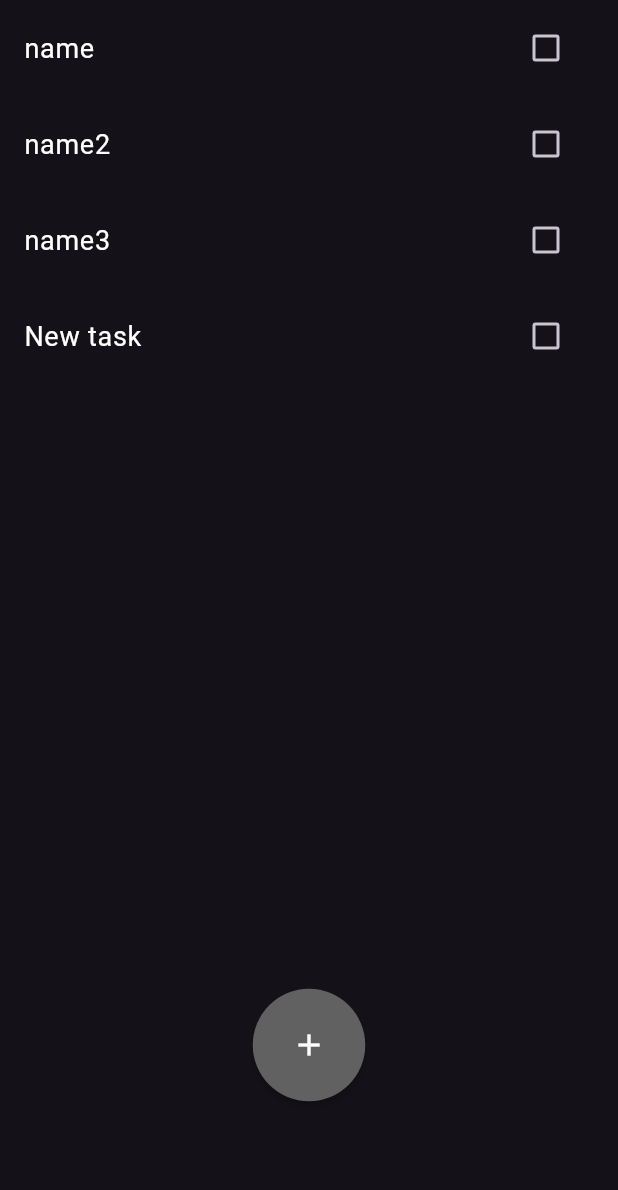
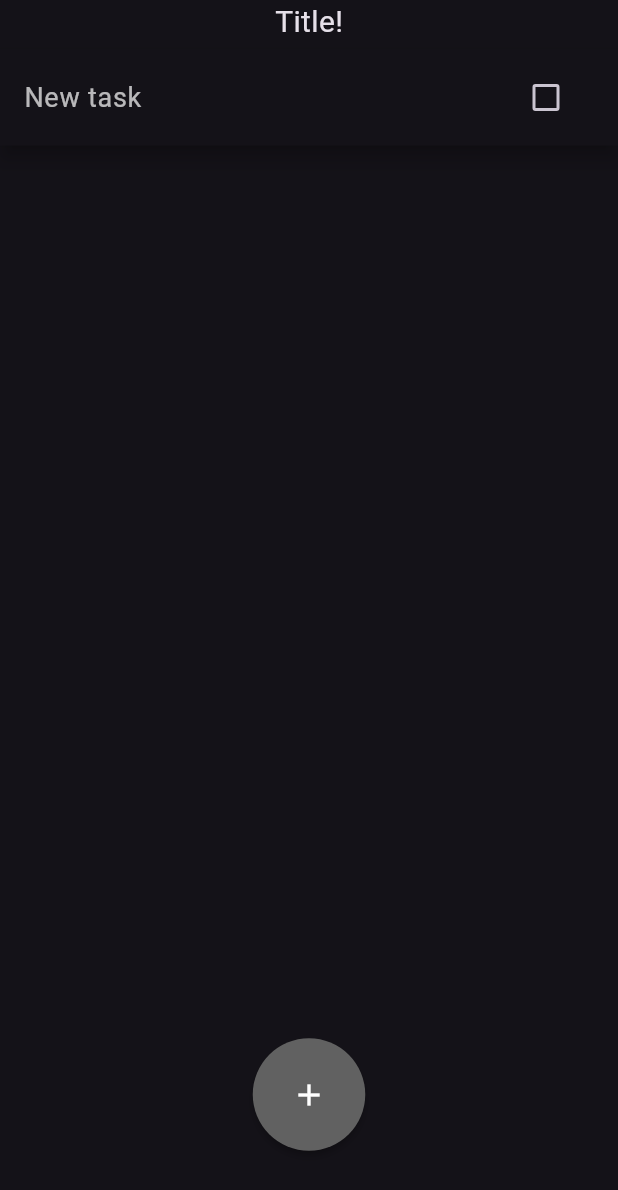
Before and after one commit to achivaq01/Task-Manager-Flutter, a Flutter app: the screen it shows after launch, after a tap on the "add" icon, on a phone screen of 412 x 824 dp. Shown: the top 1190 px of the screen. Run offline on Flutter 3.47's test engine with Material 3 defaults, Android fonts, the phone set to English and light mode, and no system bars; our stand-ins replace sidebarx; missing offline and left inert: window_manager.

Commit message:
tasks are now deletable on long press. Added header and progress bar

```diff
--- a/lib/classes/app_data.dart
+++ b/lib/classes/app_data.dart
@@ -8,11 +8,7 @@ enum Views {
 class AppData with ChangeNotifier {
   Views _currentView = Views.home;
   ThemeData _currentTheme = ThemeData.dark();
-  List<Task> tasks = [
-    Task(name: "name"),
-    Task(name: "name2"),
-    Task(name: "name3")
-  ];
+  List<Task> tasks = [];
 
 
   Views get views => _currentView;
@@ -32,6 +28,23 @@ class AppData with ChangeNotifier {
     notifyListeners();
   }
 
+  double taskCompletionProgress() {
+    int taskAmount = tasks.length;
+    int completedTasks = 0;
+    for (Task task in tasks) {
+      if (task.status) {
+        completedTasks++;
+      }
+    }
+    double completionProgress = completedTasks / taskAmount;
+    return completionProgress;
+  }
+
+  deleteTask(int taskIndex) {
+    tasks.removeAt(taskIndex);
+    notifyListeners();
+  }
+
   forceNotifyListeners() {
     notifyListeners();
   }
--- a/lib/layouts/layout.dart
+++ b/lib/layouts/layout.dart
@@ -2,6 +2,7 @@ import 'package:flutter/cupertino.dart';
 import 'package:flutter/material.dart';
 import 'package:provider/provider.dart';
 import 'package:sidebarx/sidebarx.dart';
+import 'package:untitled/widgets/header.dart';
 import 'package:untitled/widgets/new_task_button.dart';
 import 'package:untitled/widgets/task_list.dart';
 
@@ -19,6 +20,8 @@ class LayoutState extends State<Layout> {
   @override
   Widget build(BuildContext context) {
     final appData = Provider.of<AppData>(context);
+    SidebarXController sidebarXController =
+        SidebarXController(selectedIndex: 0);
     double contextWidth = MediaQuery.sizeOf(context).width;
     double contextHeight = MediaQuery.sizeOf(context).height;
 
@@ -26,11 +29,18 @@ class LayoutState extends State<Layout> {
     double taskListHeight = contextHeight * 0.8;
 
     switch (appData.views) {
-
       default:
         return Scaffold(
           body: Column(
             children: [
+              const Header(title: "Title!", titleSize: 20),
+              LinearProgressIndicator(
+                value: appData.tasks.isNotEmpty
+                    ? appData.taskCompletionProgress()
+                    : 0,
+                color: Colors.blue,
+                backgroundColor: appData.theme.cardColor,
+              ),
               SizedBox(
                 width: taskListWidth,
                 height: taskListHeight,
@@ -46,5 +56,4 @@ class LayoutState extends State<Layout> {
         );
     }
   }
-
 }
--- a/lib/widgets/editable_text_field.dart
+++ b/lib/widgets/editable_text_field.dart
@@ -57,8 +57,8 @@ class EditableTextFieldState extends State<EditableTextField> {
         },
         child: Text(
           appData.tasks[widget.index].name,
-          style: const TextStyle(
-            color: Colors.white,
+          style: TextStyle(
+            color: appData.theme.unselectedWidgetColor,
             fontSize: 18.0,
           ),
         ));
--- /dev/null
+++ b/lib/widgets/header.dart
@@ -0,0 +1,27 @@
+
+
+
+import 'package:flutter/cupertino.dart';
+
+class Header extends StatefulWidget {
+  const Header({super.key, required this.title, required this.titleSize});
+  final String title;
+  final double titleSize;
+
+  @override
+  State<StatefulWidget> createState() => HeaderState();
+}
+
+class HeaderState extends State<Header> {
+
+  @override
+  Widget build(BuildContext context) {
+    return Text(
+      widget.title,
+      style: TextStyle(
+        fontSize: widget.titleSize
+      ),
+    );
+  }
+
+}
--- a/lib/widgets/task_list.dart
+++ b/lib/widgets/task_list.dart
@@ -1,4 +1,3 @@
-import 'package:flutter/cupertino.dart';
 import 'package:flutter/material.dart';
 import 'package:provider/provider.dart';
 import 'package:untitled/widgets/task_tile.dart';
@@ -24,6 +23,7 @@ class TaskListState extends State<TaskList> {
             task: appData.tasks[index],
             index: index),
         itemCount: appData.tasks.length,
+        shrinkWrap: true,
         onReorder: (int oldIndex, int newIndex) {
           setState(() {
             if (oldIndex < newIndex) {
--- a/lib/widgets/task_tile.dart
+++ b/lib/widgets/task_tile.dart
@@ -1,4 +1,3 @@
-import 'package:flutter/cupertino.dart';
 import 'package:flutter/material.dart';
 import 'package:provider/provider.dart';
 import 'package:untitled/classes/task.dart';
@@ -27,7 +26,10 @@ class TaskTileStatus extends State<TaskTile> {
     return Container(
       color: tileColor,
       child: InkWell(
+        child: Material(
+          elevation: 5.0,
           child: ListTile(
+            onLongPress: () => appData.deleteTask(widget.index),
             title: Row(
               children: [
                 Expanded(
@@ -40,6 +42,7 @@ class TaskTileStatus extends State<TaskTile> {
             ),
           ),
         ),
+      ),
     );
   }
 
```
Lines whose indentation alone changed are shown as unchanged.
